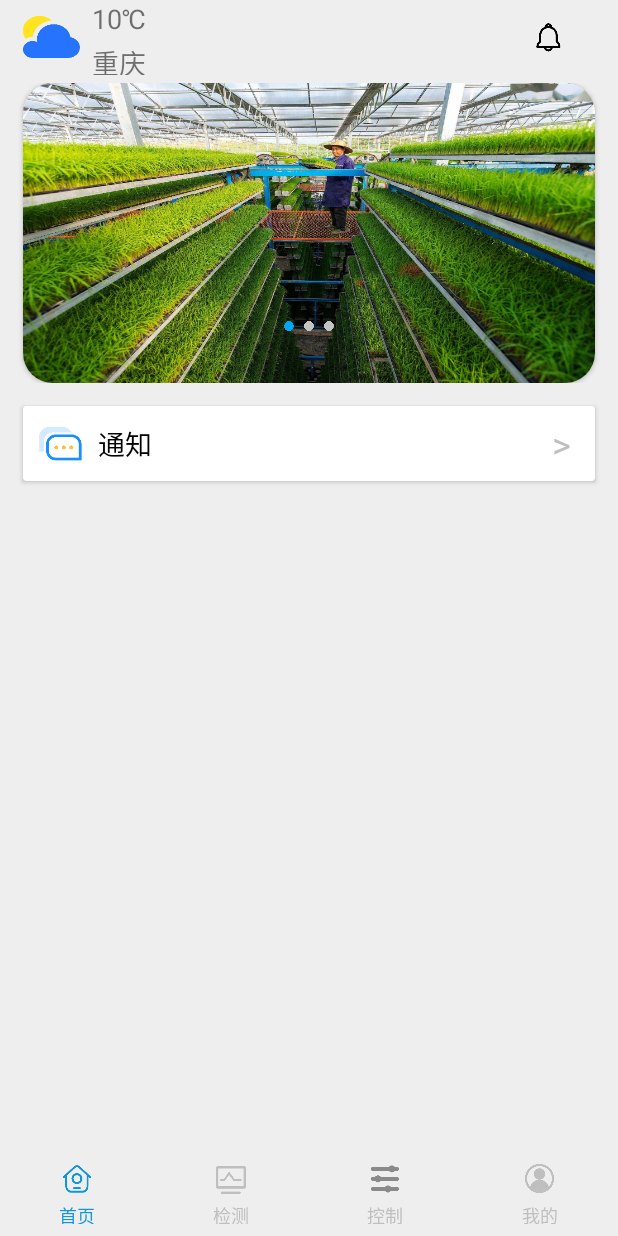
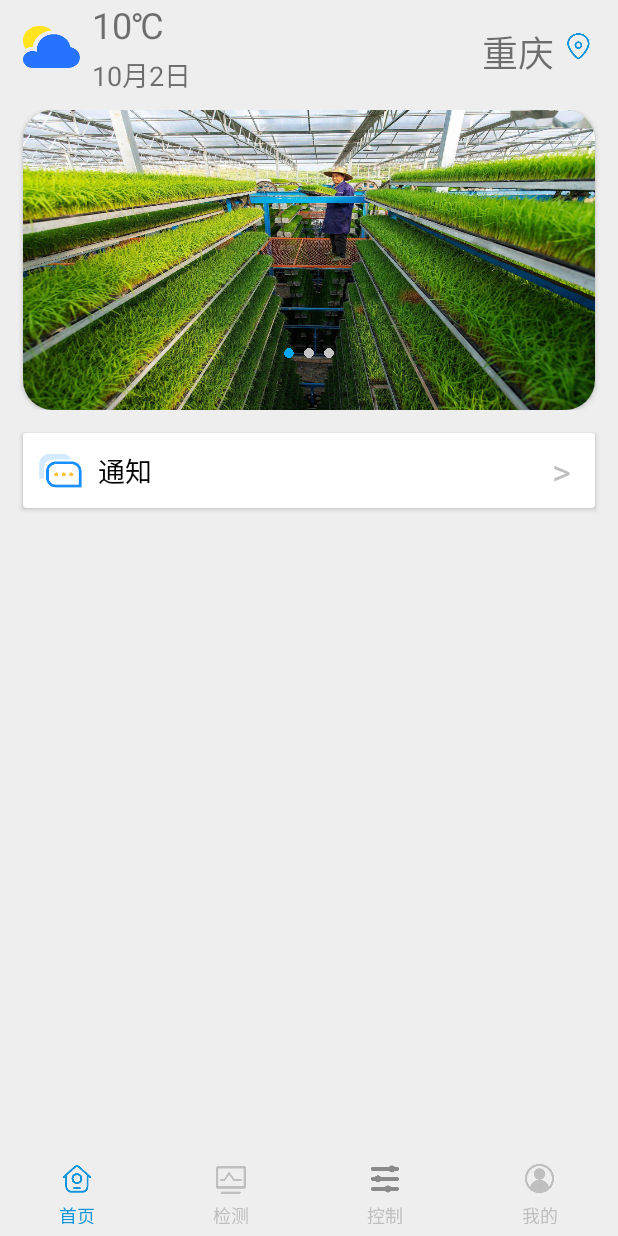
Before and after one commit to LionelWang-wx/SmartAgriculturePlus, an Android app: the Home_Fragment screen opened directly, with no data from a screen before it, on a phone screen of 412 x 824 dp. Run offline under Robolectric (Android 15) with nearby library versions, the phone set to English and light mode, and no system bars; libraries missing offline, so code that uses them is left out: cn.smssdk, cn.smssdk.gui.

Commit message:
登录和天气预报功能实现——王茜

```diff
--- a/app/src/main/AndroidManifest.xml
+++ b/app/src/main/AndroidManifest.xml
@@ -1,14 +1,16 @@
 <?xml version="1.0" encoding="utf-8"?>
 <manifest xmlns:android="http://schemas.android.com/apk/res/android"
     package="com.myapp.smartagricultureplus">
-
+    <uses-permission android:name="android.permission.INTERNET"/>
     <application
         android:allowBackup="true"
         android:icon="@mipmap/ic_launcher"
         android:label="@string/app_name"
         android:roundIcon="@mipmap/ic_launcher_round"
         android:supportsRtl="true"
-        android:theme="@style/Theme.SmartAgriculturePlus">
+        android:theme="@style/Theme.SmartAgriculturePlus"
+        android:networkSecurityConfig="@xml/network_security_config"
+        >
         <activity android:name=".Activity.OtherActivity"></activity>
         <activity android:name=".Activity.MainActivity"></activity>
         <activity android:name=".Activity.BaseActivity" />
--- a/app/src/main/java/com/myapp/smartagricultureplus/Fragment/Home_Fragment.java
+++ b/app/src/main/java/com/myapp/smartagricultureplus/Fragment/Home_Fragment.java
@@ -11,15 +11,21 @@ import androidx.viewpager.widget.ViewPager;
 
 import android.os.Handler;
 import android.os.Message;
+import android.util.Log;
 import android.view.LayoutInflater;
 import android.view.View;
 import android.view.ViewGroup;
 import android.widget.ImageView;
 import android.widget.LinearLayout;
+import android.widget.TextView;
 import android.widget.Toast;
 
+import com.google.gson.Gson;
 import com.myapp.smartagricultureplus.Activity.OtherActivity;
+import com.myapp.smartagricultureplus.Object.Weather;
 import com.myapp.smartagricultureplus.R;
+import com.myapp.smartagricultureplus.interfaceJava.RequestDataBackListener;
+import com.myapp.smartagricultureplus.tool.WeatherNetworkRequest;
 
 import java.util.ArrayList;
 
@@ -32,7 +38,7 @@ public class Home_Fragment extends Fragment implements View.OnClickListener {
     private LinearLayout circlecan;
     ViewPager viewPager;
     private ArrayList<ImageView> mdots=new ArrayList<>();
-    ImageView iv_notice;
+    TextView tv_temperature,tv_date,tv_cityName;
     @Override
     public View onCreateView(LayoutInflater inflater, ViewGroup container,
                              Bundle savedInstanceState) {
@@ -45,6 +51,7 @@ public class Home_Fragment extends Fragment implements View.OnClickListener {
     public void onActivityCreated(@Nullable Bundle savedInstanceState) {
         super.onActivityCreated(savedInstanceState);
         initView();
+        initData();
         initViewPager();
         onClick();
         viewPager.setOffscreenPageLimit(3);
@@ -52,8 +59,43 @@ public class Home_Fragment extends Fragment implements View.OnClickListener {
         viewPager.setCurrentItem(1);
     }
 
+    private void initData(){
+
+            WeatherNetworkRequest weatherNetworkRequest=new WeatherNetworkRequest();
+            weatherNetworkRequest.setRequestData("成都", new RequestDataBackListener() {
+        @Override
+        public void onFinish(String responseData) {
+            Gson gson=new Gson();
+            Weather weather=gson.fromJson(responseData,Weather.class);
+            if (weather.getReason().equals("查询成功!")){
+                getActivity().runOnUiThread(new Runnable() {
+                    @Override
+                    public void run() {
+                        tv_temperature.setText(weather.getResult().getRealtime().getTemperature()+"℃");
+                        tv_date.setText(weather.getResult().getFuture().get(0).getDate());
+                        tv_cityName.setText(weather.getResult().getCity());
+                    }
+                });
+            }else{
+                getActivity().runOnUiThread(new Runnable() {
+                    @Override
+                    public void run() {
+                        Toast.makeText(getActivity(),"更新天气失败！",Toast.LENGTH_SHORT).show();
+                    }
+                });
+            }
+
+        }
+
+        @Override
+        public void onError(Exception e) {
+            Log.e("printStackTrace",""+e);
+        }
+    });
+    }
+
     private void onClick() {
-        iv_notice.setOnClickListener(this);
+
     }
 
 
@@ -174,19 +216,24 @@ public class Home_Fragment extends Fragment implements View.OnClickListener {
     }
 
     private void initView() {
-        iv_notice=getActivity().findViewById(R.id.iv_notice);
-        circlecan=getActivity().findViewById(R.id.ll_circle_can);
-        viewPager=getActivity().findViewById(R.id.vp_carousel);
+         circlecan=getActivity().findViewById(R.id.ll_circle_can);
+         viewPager=getActivity().findViewById(R.id.vp_carousel);
+         tv_temperature=getActivity().findViewById(R.id.tv_temperature);
+         tv_date=getActivity().findViewById(R.id.tv_date);
+         tv_cityName=getActivity().findViewById(R.id.tv_cityName);
     }
 
     @Override
     public void onClick(View view) {
         switch (view.getId()){
-            case R.id.iv_notice:
-                Intent intent=new Intent(getActivity(), OtherActivity.class);
-                intent.putExtra("fragmentName","NotificationCenter");
-                getActivity().startActivity(intent);
-                break;
+//            case R.id.iv_notice:
+//                Intent intent=new Intent(getActivity(), OtherActivity.class);
+//                intent.putExtra("fragmentName","NotificationCenter");
+//                getActivity().startActivity(intent);
+//                break;
         }
     }
+
+
+
 }
--- a/app/src/main/java/com/myapp/smartagricultureplus/Fragment/Me_Fragment.java
+++ b/app/src/main/java/com/myapp/smartagricultureplus/Fragment/Me_Fragment.java
@@ -1,17 +1,32 @@
 package com.myapp.smartagricultureplus.Fragment;
 
+import android.content.Context;
 import android.os.Bundle;
 
+import androidx.annotation.Nullable;
 import androidx.fragment.app.Fragment;
 
 import android.view.LayoutInflater;
 import android.view.View;
 import android.view.ViewGroup;
+import android.widget.LinearLayout;
+import android.widget.TextView;
 
+import com.google.gson.Gson;
+import com.myapp.smartagricultureplus.Object.Weather;
 import com.myapp.smartagricultureplus.R;
+import com.myapp.smartagricultureplus.interfaceJava.RequestDataBackListener;
+import com.myapp.smartagricultureplus.tool.WeatherNetworkRequest;
 
-public class Me_Fragment extends Fragment {
+import java.util.HashMap;
 
+import cn.smssdk.EventHandler;
+import cn.smssdk.SMSSDK;
+import cn.smssdk.gui.RegisterPage;
+
+public class Me_Fragment extends Fragment implements View.OnClickListener {
+    LinearLayout llt_login;
+    TextView tv_backLogin,tv_userId;
 
     @Override
     public View onCreateView(LayoutInflater inflater, ViewGroup container,
@@ -19,4 +34,57 @@ public class Me_Fragment extends Fragment {
         // Inflate the layout for this fragment
         return inflater.inflate(R.layout.fragment_me_, container, false);
     }
+
+    @Override
+    public void onActivityCreated(@Nullable Bundle savedInstanceState) {
+        super.onActivityCreated(savedInstanceState);
+        initView();
+        initData();
+        onClick();
+    }
+
+    private void onClick() {
+        llt_login.setOnClickListener(this);
+        tv_backLogin.setOnClickListener(this);
+    }
+
+    private void initData() {
+
+    }
+
+    private void initView() {
+         llt_login=getActivity().findViewById(R.id.llt_login);
+         tv_backLogin=getActivity().findViewById(R.id.tv_backLogin);
+    }
+
+    @Override
+    public void onClick(View view) {
+        switch (view.getId()){
+            case R.id.llt_login:
+                sendCode(getActivity());
+                break;
+        }
+    }
+    public void sendCode(Context context) {
+        RegisterPage page = new RegisterPage();
+        //如果使用我们的ui，没有申请模板编号的情况下需传null
+        page.setTempCode(null);
+        page.setRegisterCallback(new EventHandler() {
+            public void afterEvent(int event, int result, Object data) {
+                if (result == SMSSDK.RESULT_COMPLETE) {
+                    // 处理成功的结果
+                    HashMap<String,Object> phoneMap = (HashMap<String, Object>) data;
+                    // 国家代码，如“86”
+                    String country = (String) phoneMap.get("country");
+                    // 手机号码，如“13800138000”
+                    String phone = (String) phoneMap.get("phone");
+                    // TODO 利用国家代码和手机号码进行后续的操作
+                    tv_userId.setText(phone);
+                } else{
+                    // TODO 处理错误的结果
+                }
+            }
+        });
+        page.show(context);
+    }
 }
--- /dev/null
+++ b/app/src/main/java/com/myapp/smartagricultureplus/interfaceJava/RequestDataBackListener.java
@@ -0,0 +1,6 @@
+package com.myapp.smartagricultureplus.interfaceJava;
+
+public interface RequestDataBackListener {
+      void onFinish(String responseData);
+      void onError(Exception e);
+}
--- /dev/null
+++ b/app/src/main/java/com/myapp/smartagricultureplus/tool/WeatherNetworkRequest.java
@@ -0,0 +1,44 @@
+package com.myapp.smartagricultureplus.tool;
+
+import android.util.Log;
+
+import com.myapp.smartagricultureplus.interfaceJava.RequestDataBackListener;
+
+import java.io.IOException;
+import okhttp3.FormBody;
+import okhttp3.OkHttpClient;
+import okhttp3.Request;
+import okhttp3.Response;
+
+public class WeatherNetworkRequest {
+    OkHttpClient okHttpClient;
+
+    public void setRequestData(final String cityName, final RequestDataBackListener requestDataBackListener){
+        new Thread(new Runnable() {
+            @Override
+            public void run() {
+                try {
+                    okHttpClient=new OkHttpClient();
+                    FormBody formBody = new FormBody.Builder()
+                            .add("city",cityName)
+                            .add("key","b3b5ddc3e69a8af33f75b23060c01a42")
+                            .build();
+                    Request request= new Request.Builder()
+                            .url("http://apis.juhe.cn/simpleWeather/query?")
+                            .post(formBody)
+                            .build();
+                    Response response=okHttpClient.newCall(request).execute();
+                    String responseData=response.body().string();
+                    Log.e("setRequestData","234567890:"+responseData);
+                    //回调方法
+                    requestDataBackListener.onFinish(responseData);
+                } catch (IOException e) {
+                    e.printStackTrace();
+                    //回调方法
+                    requestDataBackListener.onError(e);
+                }
+            }
+        }).start();
+    }
+
+}
--- a/app/src/main/res/layout/fragment_blank.xml
+++ b/app/src/main/res/layout/fragment_blank.xml
@@ -9,14 +9,17 @@
     <LinearLayout
         android:orientation="vertical"
         android:layout_width="match_parent"
-        android:layout_height="match_parent">
+        android:layout_height="match_parent"
+        >
         <LinearLayout
             android:layout_marginLeft="15dp"
             android:layout_marginRight="15dp"
             android:orientation="horizontal"
             android:layout_width="match_parent"
-            android:layout_marginBottom="5dp"
-            android:layout_height="50dp">
+            android:layout_marginBottom="10dp"
+            android:gravity="center_vertical"
+            android:layout_height="wrap_content"
+            >
             <ImageView
                 android:background="@mipmap/img_weather"
                 android:layout_gravity="center"
@@ -25,38 +28,40 @@
             <LinearLayout
                 android:orientation="vertical"
                 android:layout_width="wrap_content"
-                android:layout_height="50dp"
+                android:layout_height="wrap_content"
+                android:layout_weight="1"
                 android:layout_marginLeft="8dp">
+
                 <TextView
-                    android:textSize="18sp"
-                    android:text="10℃"
                     android:id="@+id/tv_temperature"
                     android:layout_width="wrap_content"
-                    android:layout_height="wrap_content"/>
+                    android:layout_height="wrap_content"
+                    android:text="10℃"
+                    android:textSize="24sp" />
                 <TextView
                     android:textSize="18sp"
                     android:layout_marginTop="3dp"
-                    android:id="@+id/tv_city"
-                    android:text="重庆"
+                    android:id="@+id/tv_date"
+                    android:text="10月2日"
                     android:layout_width="wrap_content"
                     android:layout_height="wrap_content"
                     />
             </LinearLayout>
-            <LinearLayout
-                android:layout_weight="1"
+            <TextView
+                android:textSize="24sp"
+                android:layout_marginTop="3dp"
+                android:id="@+id/tv_cityName"
+                android:text="重庆"
+                android:layout_width="wrap_content"
+                android:layout_height="wrap_content"
+                android:layout_marginRight="5dp"
                 android:gravity="right"
-                android:layout_width="40dp"
-                android:layout_gravity="center"
-                android:layout_height="50dp">
-                <ImageView
-                    android:background="@mipmap/notification"
-                    android:layout_marginRight="20dp"
-                    android:id="@+id/iv_notice"
-                    android:layout_gravity="center"
-                    android:layout_width="22dp"
-                    android:layout_height="22dp"/>
-
-            </LinearLayout>
+                />
+            <ImageView
+                android:background="@mipmap/localization"
+                android:id="@+id/iv_notice"
+                android:layout_width="22dp"
+                android:layout_height="22dp"/>
         </LinearLayout>
 
 
--- /dev/null
+++ b/app/src/main/res/xml/network_security_config.xml
@@ -0,0 +1,4 @@
+<?xml version="1.0" encoding="utf-8"?>
+<network-security-config>
+    <base-config cleartextTrafficPermitted="true" />
+</network-security-config>
--- a/build.gradle
+++ b/build.gradle
@@ -6,7 +6,7 @@ buildscript {
     }
     dependencies {
         classpath "com.android.tools.build:gradle:4.1.1"
-
+        classpath "com.mob.sdk:MobSDK:2018.0319.1724"
         // NOTE: Do not place your application dependencies here; they belong
         // in the individual module build.gradle files
     }
```
Also changed, not shown: app/build.gradle (+10 -0 lines), app/src/main/java/com/myapp/smartagricultureplus/Object/Weather.java (added, +234 -0 lines), app/src/main/res/layout/fragment_me_.xml (+14 -15 lines), app/src/main/res/mipmap-xxhdpi/localization.png (added).
